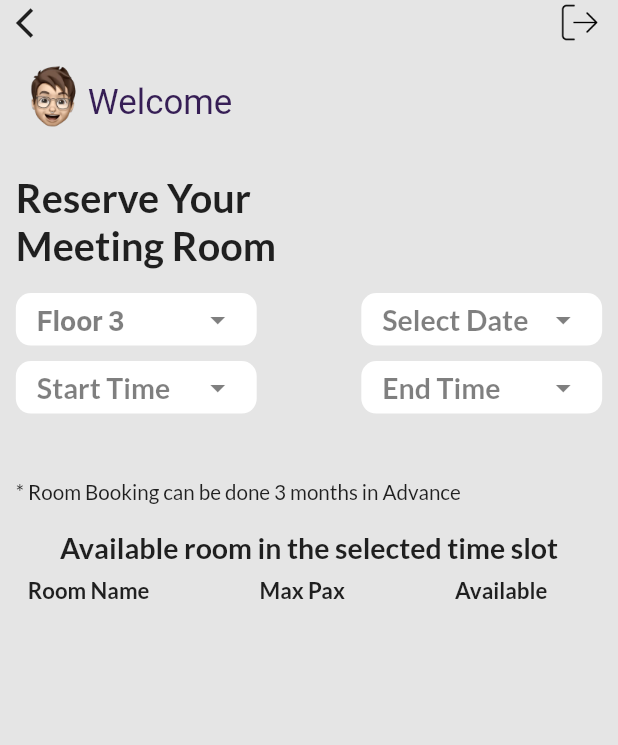
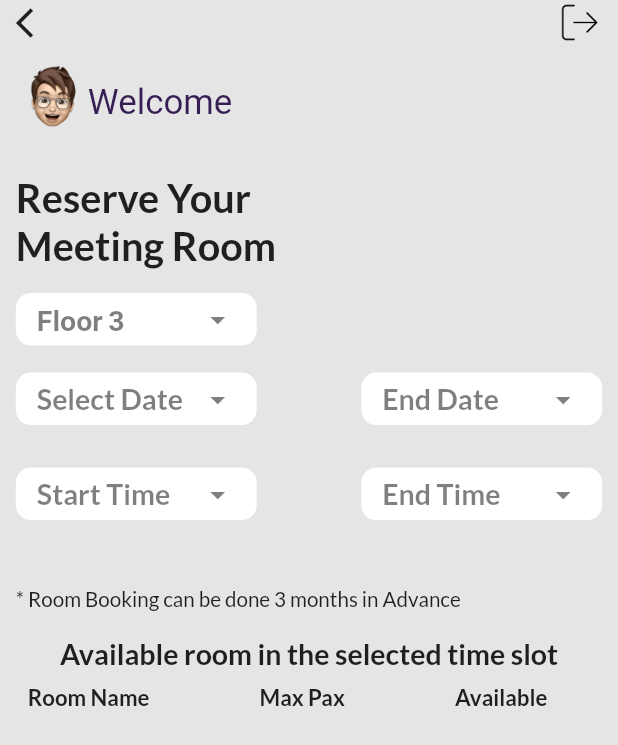
Before and after one commit to Primates-Team/Boardroom-Directors, a Flutter app: the RoomBookingScreen screen opened directly, on a phone screen of 412 x 824 dp. Shown: the top 745 px of the screen. Run offline on Flutter 3.47's test engine with Material 2 defaults, Android fonts, the phone set to English and light mode, and no system bars; our stand-ins replace date_picker_timeline, firebase_core, firebase_storage, flutter_screenutil, get, google_fonts and 3 more; missing offline and left inert: qr_code_scanner; accounts and stored records are empty; network calls fail.

Commit message:
End date added in room booking api

```diff
--- a/lib/features/booking/data/datasource/room_booking_datasource.dart
+++ b/lib/features/booking/data/datasource/room_booking_datasource.dart
@@ -14,7 +14,8 @@ import '../../../../core/widgets/show_snackbar.dart';
 class RoomBookingDataSource {
   Future<bool> createRoomBooking({
     required int roomId,
-    required String date,
+    required String startDate,
+    required String endDate,
     required String fromTime,
     required String toTime,
     required List<String> members,
@@ -26,7 +27,8 @@ class RoomBookingDataSource {
           headers: {HttpHeaders.contentTypeHeader: 'application/json'},
           body: jsonEncode({
             "roomid": roomId,
-            "selecteddate": date,
+            "selecteddate": startDate,
+            "todate": endDate,
             "fromtime": fromTime,
             "totime": toTime,
             "employeeid":
--- a/lib/features/booking/presentation/pages/room_booking_controller.dart
+++ b/lib/features/booking/presentation/pages/room_booking_controller.dart
@@ -12,7 +12,8 @@ import 'package:hot_desking/features/booking/widgets/confirm_button.dart';
 class RoomBookingController extends GetxController with StateMixin {
   Future<void> createBooking(
       int roomId,
-      String date,
+      String startDate,
+      String endDate,
       String fromTime,
       String toTime,
       List<String> members,
@@ -24,7 +25,8 @@ class RoomBookingController extends GetxController with StateMixin {
 
     var response = await RoomBookingDataSource().createRoomBooking(
         roomId: roomId,
-        date: date,
+        startDate: startDate,
+        endDate: endDate,
         fromTime: fromTime,
         toTime: toTime,
         members: members,
--- a/lib/features/booking/presentation/pages/room_booking_screen.dart
+++ b/lib/features/booking/presentation/pages/room_booking_screen.dart
@@ -48,9 +48,13 @@ class _RoomBookingScreenState extends State<RoomBookingScreen> {
   List rooms = [];
   List bookedRooms = [];
   String? _selectedLevel = 'Floor 3';
-  DateTime? _dateTime;
+  DateTime? _startDate;
+  DateTime? _endDate;
   TimeOfDay? _startTime, _endTime;
-  String? _formattedDate, _formattedStartTime, _formattedEndTime;
+  String? _formattedStartDate,
+      _formattedEndDate,
+      _formattedStartTime,
+      _formattedEndTime;
   late int _selectedCategory;
   var _selectedPax = 1.obs;
   int? tableNo, seatNo, roomId;
@@ -292,8 +296,23 @@ class _RoomBookingScreenState extends State<RoomBookingScreen> {
                           ),
                         ),
                         // paxSelector(),
-                        startDateSelector(context),
                       ],
+                    ),
+                    Padding(
+                      padding: const EdgeInsets.symmetric(vertical: 18.0),
+                      child: Row(
+                        children: [
+                          Container(
+                              height: 34.h,
+                              width: 152.w,
+                              child: startDateSelector(context)),
+                          Spacer(),
+                          Container(
+                              height: 34.h,
+                              width: 152.w,
+                              child: endDateSelector(context)),
+                        ],
+                      ),
                     ),
                     SizedBox(
                       height: 10.h,
@@ -341,7 +360,8 @@ class _RoomBookingScreenState extends State<RoomBookingScreen> {
                         ],
                       ),
                     ),
-                    if (_formattedDate != null &&
+                    if (_formattedStartDate != null &&
+                        _formattedEndDate != null &&
                         _startTime != null &&
                         roomId != null &&
                         _endTime != null)
@@ -714,7 +734,20 @@ class _RoomBookingScreenState extends State<RoomBookingScreen> {
                     children: [
                       // paxSelector(index),
                       Text(
-                        'Date: $_formattedDate',
+                        'Start Date: $_formattedStartDate',
+                        style: AppTheme.black500TextStyle(14),
+                      ),
+                    ],
+                  ),
+                  const SizedBox(
+                    height: 20,
+                  ),
+                  Row(
+                    mainAxisAlignment: MainAxisAlignment.spaceBetween,
+                    children: [
+                      // paxSelector(index),
+                      Text(
+                        'End Date: $_formattedEndDate',
                         style: AppTheme.black500TextStyle(14),
                       ),
                     ],
@@ -743,7 +776,8 @@ class _RoomBookingScreenState extends State<RoomBookingScreen> {
                     child: InkWell(
                       onTap: () {
                         if (_selectedLevel != null &&
-                            _dateTime != null &&
+                            _startDate != null &&
+                            _endDate != null &&
                             _startTime != null &&
                             _endTime != null) {
                           if (_selectedPax.value != paxEmailList.length) {
@@ -764,7 +798,8 @@ class _RoomBookingScreenState extends State<RoomBookingScreen> {
                             if (element == paxEmailList.last) {
                               controller.createBooking(
                                 roomId!,
-                                _formattedDate!,
+                                _formattedStartDate!,
+                                _formattedEndDate!,
                                 _formattedStartTime!,
                                 _formattedEndTime!,
                                 paxEmailList,
@@ -885,8 +920,8 @@ class _RoomBookingScreenState extends State<RoomBookingScreen> {
               .then((value) {
             if (value == null) return;
             setState(() {
-              _formattedDate = AppHelpers.formatDate(value);
-              _dateTime = value;
+              _formattedStartDate = AppHelpers.formatDate(value);
+              _startDate = value;
             });
           });
         },
@@ -895,7 +930,59 @@ class _RoomBookingScreenState extends State<RoomBookingScreen> {
             mainAxisAlignment: MainAxisAlignment.spaceBetween,
             children: [
               Text(
-                _formattedDate ?? 'Select Date',
+                _formattedStartDate ?? 'Select Date',
+                style: black600TextStyle,
+              ),
+              Icon(
+                Icons.arrow_drop_down,
+                color: Colors.black.withOpacity(0.5),
+              ),
+            ],
+          ),
+        ),
+      ),
+    );
+  }
+
+  Widget endDateSelector(BuildContext context) {
+    return Container(
+      height: 34.h,
+      width: 152.w,
+      padding: const EdgeInsets.symmetric(vertical: 6, horizontal: 14),
+      decoration: BoxDecoration(
+        borderRadius: BorderRadius.circular(10),
+        color: Colors.white,
+      ),
+      child: InkWell(
+        onTap: () {
+          if (_startDate != null) {
+            showDatePicker(
+                    context: context,
+                    initialDate: _startDate ?? DateTime.now(),
+                    firstDate: _startDate ?? DateTime.now(),
+                    lastDate: _startDate != null
+                        ? (_startDate!.add(const Duration(days: 90)))
+                        : DateTime.now())
+                .then((value) {
+              if (value == null) return;
+              setState(() {
+                _formattedEndDate = AppHelpers.formatDate(value);
+                _endDate = value;
+              });
+            });
+          } else {
+            showSnackBar(
+                context: Get.context!,
+                message: 'Select Start Date',
+                bgColor: Colors.red);
+          }
+        },
+        child: Center(
+          child: Row(
+            mainAxisAlignment: MainAxisAlignment.spaceBetween,
+            children: [
+              Text(
+                _formattedEndDate ?? 'End Date',
                 style: black600TextStyle,
               ),
               Icon(
@@ -1091,7 +1178,7 @@ class _RoomBookingScreenState extends State<RoomBookingScreen> {
         Uri.parse(AppUrl.availabalityNew),
         body: jsonEncode({
           "floor": _selectedLevel,
-          "selecteddate": _formattedDate,
+          "selecteddate": _formattedStartDate,
           "fromtime": _formattedStartTime,
           "totime": _formattedEndTime
         }),
```
Also changed, not shown: lib/features/floors/level3/level_3_layout.dart (+14 -27 lines), 2 other files.
